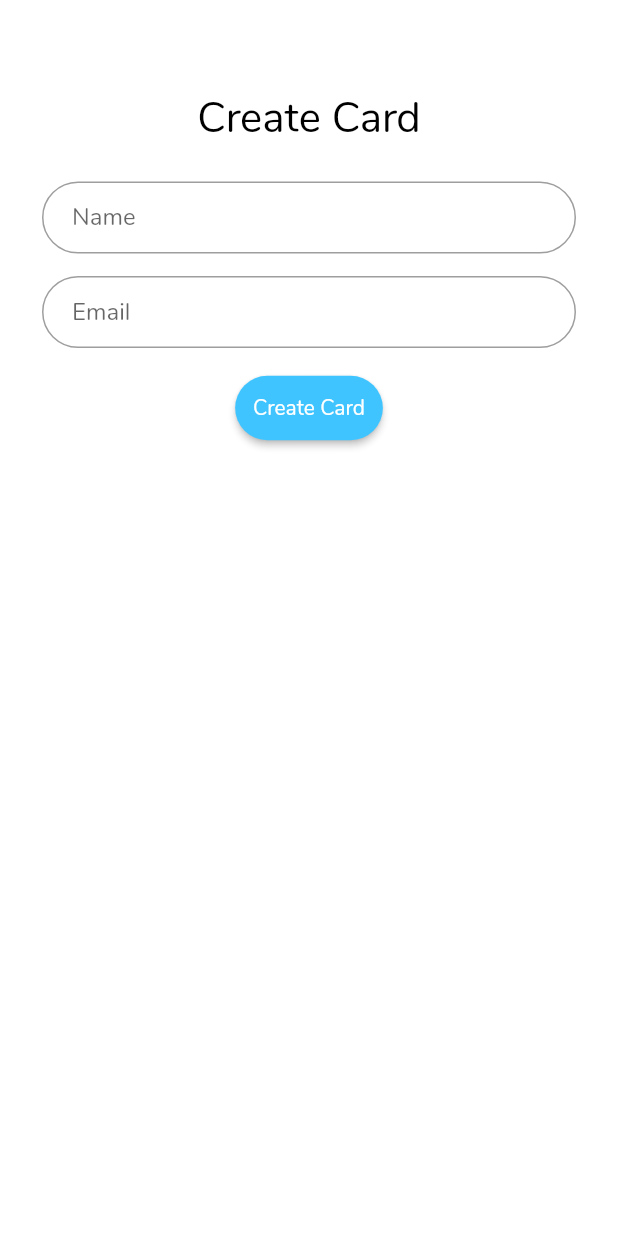
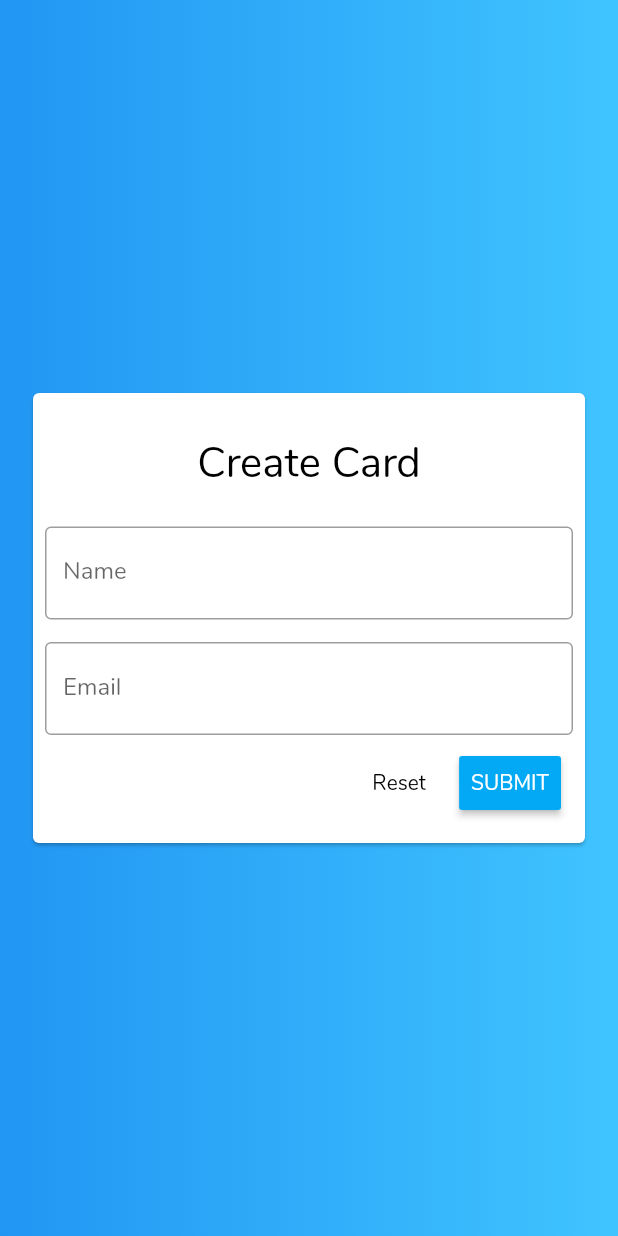
Before and after one commit to Robot-Hockey/Air-Mobile, a Flutter app: the CreateCardPage screen opened by its route, on a phone screen of 412 x 824 dp. Run offline on Flutter 3.47's test engine with Material 2 defaults, Android fonts, the phone set to English and light mode, and no system bars; our stand-ins replace flutter_secure_storage, toast; missing offline and left inert: flutter_nfc_reader; accounts and stored records are empty.

Commit message:
Update card page UI layout and loader
Signed-off-by: Arthur Diniz <arthurbdiniz@gmail.com>

```diff
--- a/lib/create_card_page.dart
+++ b/lib/create_card_page.dart
@@ -18,6 +18,23 @@ class _CreateCardPageState extends State<CreateCardPage> {
   final _nameController = TextEditingController();
   final _emailController = TextEditingController();
 
+  Future<Null> _submitDialog(BuildContext context) async {
+    return await showDialog<Null>(
+      context: context,
+      barrierDismissible: false,
+      builder: (BuildContext context) {
+        return SimpleDialog(
+          elevation: 0.0,
+          backgroundColor: Colors.transparent,
+          children: <Widget>[
+            Center(
+              child: CircularProgressIndicator(),
+            )
+          ],
+        );
+    });
+  }
+
   @override
   Widget build(BuildContext context) {
 
@@ -29,25 +46,21 @@ class _CreateCardPageState extends State<CreateCardPage> {
       ),
     );
 
-    final nameField = TextFormField(
-      keyboardType: TextInputType.text,
+    final nameField = TextField(
       autofocus: false,
       controller: _nameController,
       decoration: InputDecoration(
-        hintText: 'Name',
-        contentPadding: EdgeInsets.fromLTRB(20.0, 10.0, 20.0, 10.0),
-        border: OutlineInputBorder(borderRadius: BorderRadius.circular(32.0)),
-      ),
+        border: OutlineInputBorder(),
+        labelText: 'Name'
+      )
     );
 
-    final emailField = TextFormField(
-      keyboardType: TextInputType.emailAddress,
+    final emailField = TextField(
       autofocus: false,
       controller: _emailController,
       decoration: InputDecoration(
-        hintText: 'Email',
-        contentPadding: EdgeInsets.fromLTRB(20.0, 10.0, 20.0, 10.0),
-        border: OutlineInputBorder(borderRadius: BorderRadius.circular(32.0)),
+        border: OutlineInputBorder(),
+        labelText: 'Email'
       ),
     );
 
@@ -72,10 +85,12 @@ class _CreateCardPageState extends State<CreateCardPage> {
         }
       };
 
+      _submitDialog(context);
+
       Response response = await post(url, headers: headers, body: json.encode(jsonMap));
       int statusCode = response.statusCode;
       debugPrint(statusCode.toString());
-
+      Navigator.pop(context);
       if(statusCode == 201) {
         Navigator.of(context).pushNamed(HomePage.tag);
       }else {
@@ -83,38 +98,57 @@ class _CreateCardPageState extends State<CreateCardPage> {
       }
     }
 
-    final createCardButton = Padding(
-      padding: EdgeInsets.symmetric(vertical: 16.0),
-      child: RaisedButton(
-        shape: RoundedRectangleBorder(
-          borderRadius: BorderRadius.circular(24),
-        ),
-        onPressed: () {
-          createClient();
-        },
-        padding: EdgeInsets.all(12),
-        color: Colors.lightBlueAccent,
-        child: Text('Create Card', style: TextStyle(color: Colors.white)),
-      ),
-    );
-
     final body = Container(
       width: MediaQuery.of(context).size.width,
-      padding: EdgeInsets.all(28.0),
+      padding: EdgeInsets.all(18.0),
+      decoration: BoxDecoration(
+        gradient: LinearGradient(colors: [
+          Colors.blue,
+          Colors.lightBlueAccent,
+        ]),
+      ),
+      child: Center(
+        child: Card(
+          child: Padding(
+            padding: const EdgeInsets.all(8.0),
             child: Column(
-        children: <Widget>[SizedBox(height: 24.0),
+              mainAxisSize: MainAxisSize.min,
+              children: <Widget>[
+                SizedBox(height: 12.0),
                 cardTitle,
                 SizedBox(height: 15.0),
                 nameField,
                 SizedBox(height: 15.0),
                 emailField,
-                           createCardButton],
+                ButtonTheme.bar(
+                  child: ButtonBar(
+                    children: <Widget>[
+                      FlatButton(
+                        child: const Text('Reset'),
+                        onPressed: () { /* ... */ },
+                      ),
+                      RaisedButton(
+                        child: const Text(
+                          'SUBMIT',
+                          style: TextStyle(color: Colors.white),
+                        ),
+                        onPressed: () {
+                          createClient();
+                        },
+                      ),
+                    ],
+                  ),
+                ),
+              ],
+            ),
+          ),
+        ),
       ),
     );
 
     return Scaffold(
       backgroundColor: Colors.white,
-      body: body,
+      body: body
     );
   }
 }
```
Also changed, not shown: lib/login_page.dart (+8 -8 lines), lib/wallet_page.dart (+65 -25 lines). Lines whose indentation alone changed are shown as unchanged.
